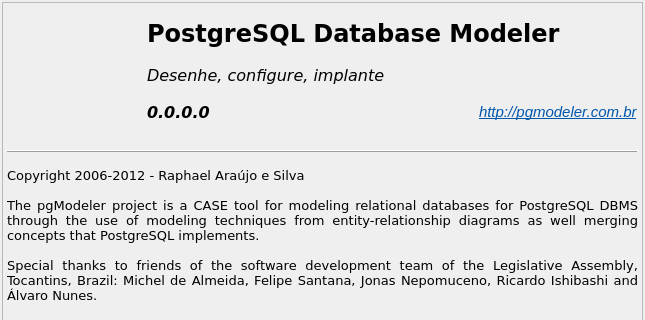
Before: the Qt Designer form libpgmodeler_ui/ui/formsobre.ui in pgmodeler/pgmodeler, drawn with Qt 5; both pictures show x 0 to 645 and y 0 to 320 of the 645 by 520 pixel window.
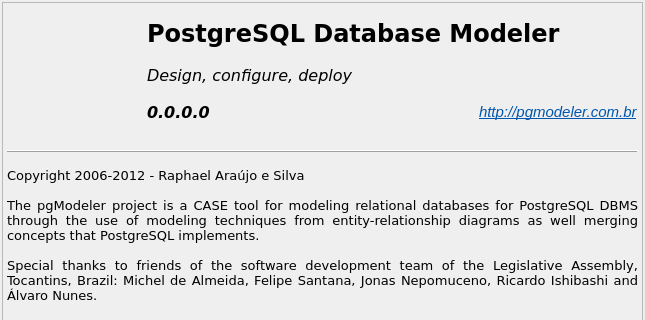
After: the same form once the commit is applied. Icons and pictures are not drawn.

What changed in the file:
```diff
--- a/libpgmodeler_ui/ui/formsobre.ui
+++ b/libpgmodeler_ui/ui/formsobre.ui
@@ -193,7 +193,7 @@
            </font>
           </property>
           <property name="text">
-           <string>Desenhe, configure, implante</string>
+           <string>Design, configure, deploy</string>
           </property>
          </widget>
         </item>
```
Left out of the diff: 2 changed lines with no effect on the pictures.
